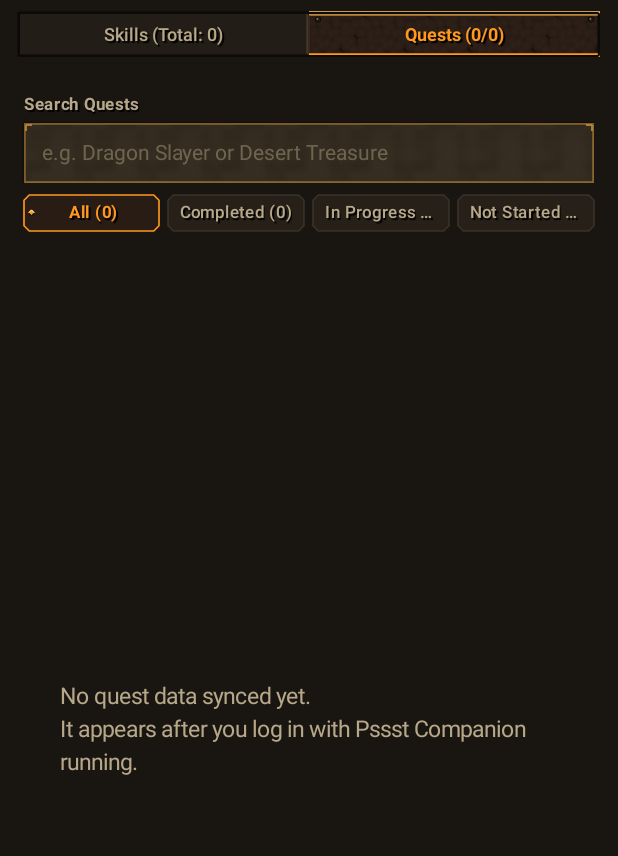
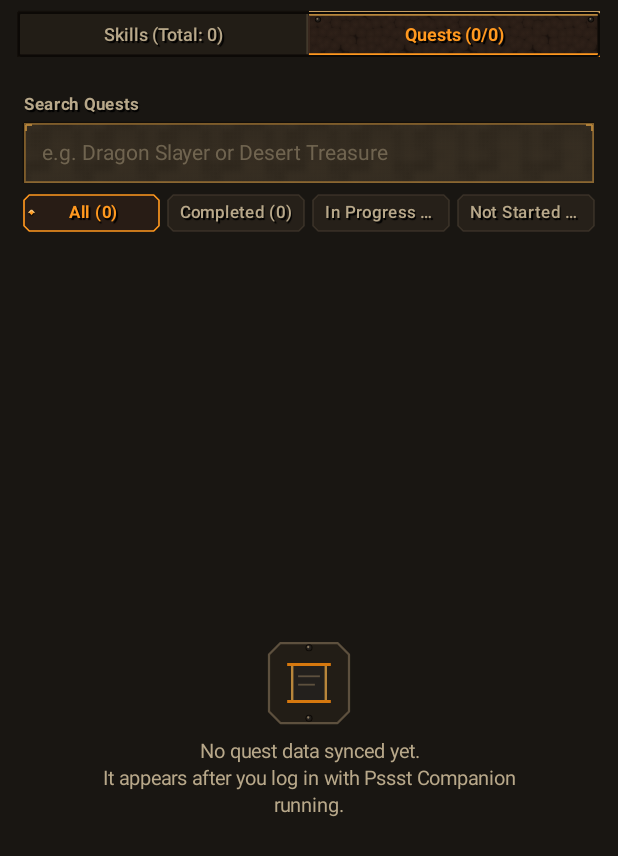
Before and after one commit to Pizzarar/Pssst---OSRS-Companion-App--Android, an Android app built with Jetpack Compose: the composable ProgressionScreen shown on its own in the app's theme, after a tap on an icon or button, on a phone screen of 412 x 824 dp. Shown: the top 856 px of the screen. Run offline under Robolectric (Android 15) with nearby library versions, the light colour scheme and no system bars; 5 statements that could not run were skipped.

Commit message:
Apply art packet to ProgressionScreen

```diff
--- a/app/src/main/java/com/pssst/ui/main/ProgressionScreen.kt
+++ b/app/src/main/java/com/pssst/ui/main/ProgressionScreen.kt
@@ -4,7 +4,6 @@ import androidx.compose.foundation.Image
 import androidx.compose.foundation.layout.Arrangement
 import androidx.compose.foundation.layout.Box
 import androidx.compose.foundation.layout.Column
-import androidx.compose.foundation.layout.PaddingValues
 import androidx.compose.foundation.layout.Row
 import androidx.compose.foundation.layout.Spacer
 import androidx.compose.foundation.layout.fillMaxHeight
@@ -15,10 +14,8 @@ import androidx.compose.foundation.layout.padding
 import androidx.compose.foundation.layout.size
 import androidx.compose.foundation.layout.width
 import androidx.compose.foundation.lazy.LazyColumn
-import androidx.compose.foundation.lazy.grid.GridCells
-import androidx.compose.foundation.lazy.grid.LazyVerticalGrid
-import androidx.compose.foundation.lazy.grid.items
 import androidx.compose.foundation.lazy.items
+import androidx.compose.material3.Icon
 import androidx.compose.material3.MaterialTheme
 import androidx.compose.material3.Text
 import androidx.compose.runtime.Composable
@@ -29,6 +26,7 @@ import androidx.compose.runtime.saveable.rememberSaveable
 import androidx.compose.runtime.setValue
 import androidx.compose.ui.Alignment
 import androidx.compose.ui.Modifier
+import androidx.compose.ui.draw.drawWithCache
 import androidx.compose.ui.graphics.FilterQuality
 import androidx.compose.ui.layout.ContentScale
 import androidx.compose.ui.text.font.FontWeight
@@ -46,6 +44,13 @@ import com.pssst.theme.OsrsTextField
 import com.pssst.theme.OsrsTextMuted
 import com.pssst.theme.OsrsTextPrimary
 import com.pssst.theme.OsrsYellow
+import com.pssst.theme.art.ArtIcons
+import com.pssst.theme.art.BulletGlyph
+import com.pssst.theme.art.EmptyStateKind
+import com.pssst.theme.art.FrameWeight
+import com.pssst.theme.art.GoldLeafText
+import com.pssst.theme.art.Ornaments.drawCornerFlourishes
+import com.pssst.theme.art.OsrsEmptyState
 import com.pssst.theme.osrsPanel
 import com.pssst.theme.osrsSlot
 
@@ -139,10 +144,24 @@ fun SkillCard(skill: SkillUiModel, modifier: Modifier = Modifier) {
     val bitmap = remember(skill.itemId, skill.iconBase64) {
         if (skill.itemId > 0) ItemIconCache.getOrCreate(skill.itemId, skill.iconBase64) else null
     }
+    val isMaxed = skill.level >= 99
 
     Box(
         modifier = modifier
-            .osrsPanel(showRivets = false)
+            .osrsPanel(weight = FrameWeight.LIGHT)
+            .drawWithCache {
+                val armPx = 6.dp.toPx()
+                val insetPx = 3.dp.toPx()
+                onDrawBehind {
+                    if (isMaxed) {
+                        drawCornerFlourishes(
+                            armLength = armPx,
+                            inset = insetPx,
+                            color = OsrsGold.copy(alpha = 0.65f)
+                        )
+                    }
+                }
+            }
             .padding(horizontal = 7.dp, vertical = 5.dp)
     ) {
         Column(
@@ -181,7 +200,7 @@ fun SkillCard(skill: SkillUiModel, modifier: Modifier = Modifier) {
                         fontFamily = JetBrainsMonoFontFamily,
                         fontSize = 22.sp,
                         fontWeight = FontWeight.ExtraBold,
-                        color = if (skill.level >= 99) OsrsHerbGreen else OsrsYellow
+                        color = if (isMaxed) OsrsHerbGreen else OsrsYellow
                     )
                     Text(
                         text = formatXp(skill.xp),
@@ -212,12 +231,12 @@ fun SkillCard(skill: SkillUiModel, modifier: Modifier = Modifier) {
                 )
                 Spacer(modifier = Modifier.width(4.dp))
                 Text(
-                    text = if (skill.level >= 99) "MAX" else "${(skill.progress * 100).toInt()}%",
+                    text = if (isMaxed) "MAX" else "${(skill.progress * 100).toInt()}%",
                     style = MaterialTheme.typography.labelSmall,
                     fontFamily = JetBrainsMonoFontFamily,
                     fontSize = 10.sp,
                     fontWeight = FontWeight.Bold,
-                    color = if (skill.level >= 99) OsrsHerbGreen else OsrsTextMuted,
+                    color = if (isMaxed) OsrsHerbGreen else OsrsTextMuted,
                     maxLines = 1
                 )
             }
@@ -225,7 +244,7 @@ fun SkillCard(skill: SkillUiModel, modifier: Modifier = Modifier) {
             // Row 3: 3dp hairline bar
             OsrsProgressBar(
                 progress = skill.progress,
-                color = if (skill.level >= 99) OsrsHerbGreen else OsrsGold,
+                color = if (isMaxed) OsrsHerbGreen else OsrsGold,
                 height = 3.dp
             )
         }
@@ -242,7 +261,7 @@ fun TotalSkillCard(
     val isMaxed = totalLevel >= maxTotalLevel
     Box(
         modifier = modifier
-            .osrsPanel(showRivets = false)
+            .osrsPanel(weight = FrameWeight.HEAVY)
             .padding(horizontal = 7.dp, vertical = 5.dp)
     ) {
         Column(
@@ -261,9 +280,11 @@ fun TotalSkillCard(
                         .osrsSlot(hasItem = true, cornerRadius = 2.dp),
                     contentAlignment = Alignment.Center
                 ) {
-                    StarVectorIcon(
+                    Icon(
+                        imageVector = ArtIcons.ProgressStar,
+                        contentDescription = null,
                         tint = OsrsGold,
-                        modifier = Modifier.size(24.dp)
+                        modifier = Modifier.size(22.dp)
                     )
                 }
                 Column(
@@ -295,14 +316,9 @@ fun TotalSkillCard(
                 horizontalArrangement = Arrangement.SpaceBetween,
                 verticalAlignment = Alignment.CenterVertically
             ) {
-                Text(
+                GoldLeafText(
                     text = "Total Level",
-                    style = MaterialTheme.typography.bodyMedium,
-                    fontSize = 12.5.sp,
-                    fontWeight = FontWeight.Bold,
-                    color = OsrsGold,
-                    maxLines = 1,
-                    overflow = TextOverflow.Ellipsis,
+                    style = MaterialTheme.typography.bodyMedium.copy(fontSize = 12.5.sp),
                     modifier = Modifier.weight(1f, fill = false)
                 )
                 Spacer(modifier = Modifier.width(4.dp))
@@ -377,10 +393,9 @@ fun QuestsSubScreen(
                     .padding(24.dp),
                 contentAlignment = Alignment.Center
             ) {
-                Text(
-                    text = "No quest data synced yet.\nIt appears after you log in with Pssst Companion running.",
-                    style = MaterialTheme.typography.bodyLarge,
-                    color = OsrsTextMuted
+                OsrsEmptyState(
+                    kind = EmptyStateKind.QUEST_SCROLL,
+                    message = "No quest data synced yet.\nIt appears after you log in with Pssst Companion running."
                 )
             }
         } else {
@@ -407,7 +422,7 @@ fun QuestCard(quest: QuestUiModel, modifier: Modifier = Modifier) {
     Box(
         modifier = modifier
             .fillMaxWidth()
-            .osrsPanel()
+            .osrsPanel(weight = FrameWeight.LIGHT)
             .padding(10.dp)
     ) {
         Row(
@@ -415,12 +430,21 @@ fun QuestCard(quest: QuestUiModel, modifier: Modifier = Modifier) {
             horizontalArrangement = Arrangement.SpaceBetween,
             verticalAlignment = Alignment.CenterVertically
         ) {
+            Row(
+                verticalAlignment = Alignment.CenterVertically,
+                modifier = Modifier.weight(1f)
+            ) {
+                BulletGlyph(size = 6.dp, color = statusColor)
+                Spacer(modifier = Modifier.width(8.dp))
                 Text(
                     text = quest.name,
                     style = MaterialTheme.typography.bodyMedium,
                     fontWeight = FontWeight.SemiBold,
                     color = statusColor
                 )
+            }
+
+            Spacer(modifier = Modifier.width(8.dp))
 
             Text(
                 text = statusText,
```
Lines whose indentation alone changed are shown as unchanged.
